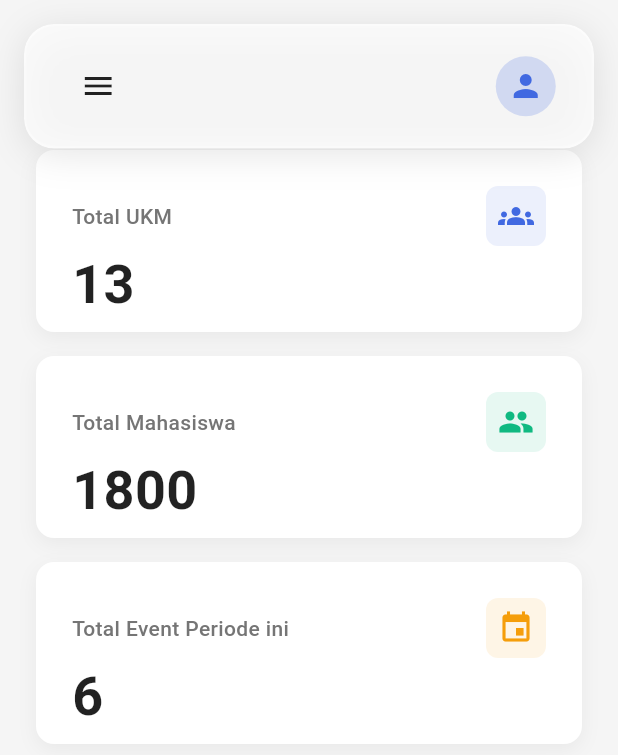
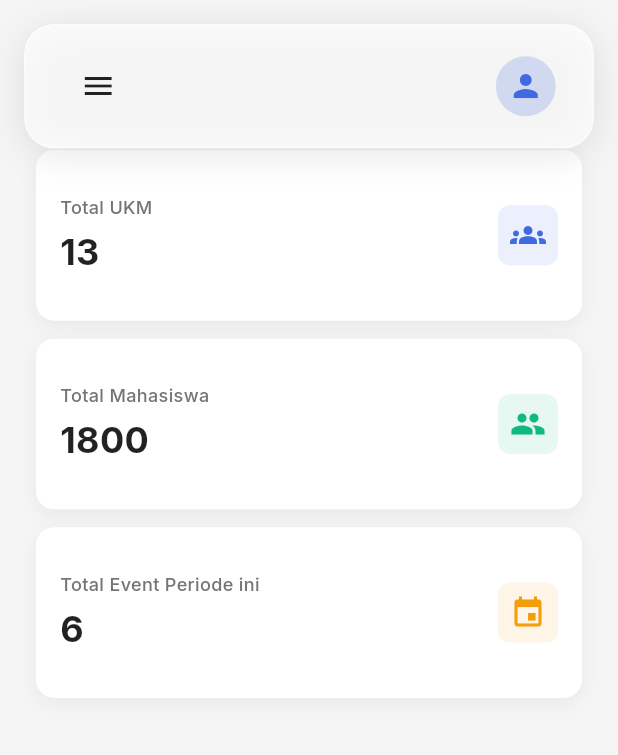
Before and after one commit to UnitActivity/Unit-Activity, a Flutter app: the DashboardAdminPage screen opened by its route, on a phone screen of 412 x 824 dp. Shown: the top 755 px of the screen. Run offline on Flutter 3.47's test engine with Material 3 defaults, Android fonts, the phone set to English and light mode, and no system bars; our stand-ins replace device_preview, flutter_dotenv, google_fonts, supabase_flutter; accounts and stored records are empty.

Commit message:
feat: add responsive admin dashboard page with dynamic content and navigation.

```diff
--- a/lib/admin/dashboard_admin.dart
+++ b/lib/admin/dashboard_admin.dart
@@ -1,4 +1,5 @@
 import 'package:flutter/material.dart';
+import 'package:google_fonts/google_fonts.dart';
 import 'package:unit_activity/components/admin_sidebar.dart';
 import 'package:unit_activity/components/admin_header.dart';
 import 'package:unit_activity/admin/pengguna.dart';
@@ -141,6 +142,7 @@ class _DashboardAdminPageState extends State<DashboardAdminPage> {
       builder: (context, constraints) {
         final isLargeScreen = constraints.maxWidth > 1200;
         final isMediumScreen = constraints.maxWidth > 768;
+        final isMobile = constraints.maxWidth < 768;
 
         return Column(
           crossAxisAlignment: CrossAxisAlignment.start,
@@ -150,29 +152,32 @@ class _DashboardAdminPageState extends State<DashboardAdminPage> {
               shrinkWrap: true,
               physics: const NeverScrollableScrollPhysics(),
               crossAxisCount: isLargeScreen ? 3 : (isMediumScreen ? 2 : 1),
-              crossAxisSpacing: 16,
-              mainAxisSpacing: 16,
+              crossAxisSpacing: isMobile ? 12 : 16,
+              mainAxisSpacing: isMobile ? 12 : 16,
               childAspectRatio: isLargeScreen
                   ? 2.5
-                  : (isMediumScreen ? 2.2 : 3),
+                  : (isMediumScreen ? 2.2 : 3.2),
               children: [
                 _buildStatCard(
                   title: 'Total UKM',
                   value: '13',
                   icon: Icons.groups,
                   color: const Color(0xFF4169E1),
+                  isMobile: isMobile,
                 ),
                 _buildStatCard(
                   title: 'Total Mahasiswa',
                   value: '1800',
                   icon: Icons.people,
                   color: const Color(0xFF10B981),
+                  isMobile: isMobile,
                 ),
                 _buildStatCard(
                   title: 'Total Event Periode ini',
                   value: '6',
                   icon: Icons.event,
                   color: const Color(0xFFF59E0B),
+                  isMobile: isMobile,
                 ),
               ],
             ),
@@ -187,9 +192,10 @@ class _DashboardAdminPageState extends State<DashboardAdminPage> {
     required String value,
     required IconData icon,
     required Color color,
+    required bool isMobile,
   }) {
     return Container(
-      padding: const EdgeInsets.all(24),
+      padding: EdgeInsets.all(isMobile ? 16 : 24),
       decoration: BoxDecoration(
         color: Colors.white,
         borderRadius: BorderRadius.circular(12),
@@ -201,40 +207,44 @@ class _DashboardAdminPageState extends State<DashboardAdminPage> {
           ),
         ],
       ),
-      child: Column(
-        crossAxisAlignment: CrossAxisAlignment.start,
-        mainAxisAlignment: MainAxisAlignment.spaceBetween,
+      child: Row(
+        crossAxisAlignment: CrossAxisAlignment.center,
         children: [
-          Row(
-            mainAxisAlignment: MainAxisAlignment.spaceBetween,
-            children: [
-              Expanded(
-                child: Text(
+          Expanded(
+            child: Column(
+              crossAxisAlignment: CrossAxisAlignment.start,
+              mainAxisAlignment: MainAxisAlignment.center,
+              children: [
+                Text(
                   title,
-                  style: TextStyle(
-                    fontSize: 14,
+                  style: GoogleFonts.inter(
+                    fontSize: isMobile ? 12 : 14,
                     color: Colors.grey[600],
                     fontWeight: FontWeight.w500,
                   ),
+                  maxLines: 1,
+                  overflow: TextOverflow.ellipsis,
                 ),
-              ),
-              Container(
-                padding: const EdgeInsets.all(8),
-                decoration: BoxDecoration(
-                  color: color.withOpacity(0.1),
-                  borderRadius: BorderRadius.circular(8),
+                const SizedBox(height: 4),
+                Text(
+                  value,
+                  style: GoogleFonts.inter(
+                    fontSize: isMobile ? 24 : 36,
+                    fontWeight: FontWeight.bold,
+                    color: Colors.black87,
+                  ),
                 ),
-                child: Icon(icon, color: color, size: 24),
-              ),
-            ],
+              ],
+            ),
           ),
-          Text(
-            value,
-            style: const TextStyle(
-              fontSize: 36,
-              fontWeight: FontWeight.bold,
-              color: Colors.black87,
+          const SizedBox(width: 12),
+          Container(
+            padding: EdgeInsets.all(isMobile ? 8 : 10),
+            decoration: BoxDecoration(
+              color: color.withOpacity(0.1),
+              borderRadius: BorderRadius.circular(8),
             ),
+            child: Icon(icon, color: color, size: isMobile ? 24 : 28),
           ),
         ],
       ),
```
